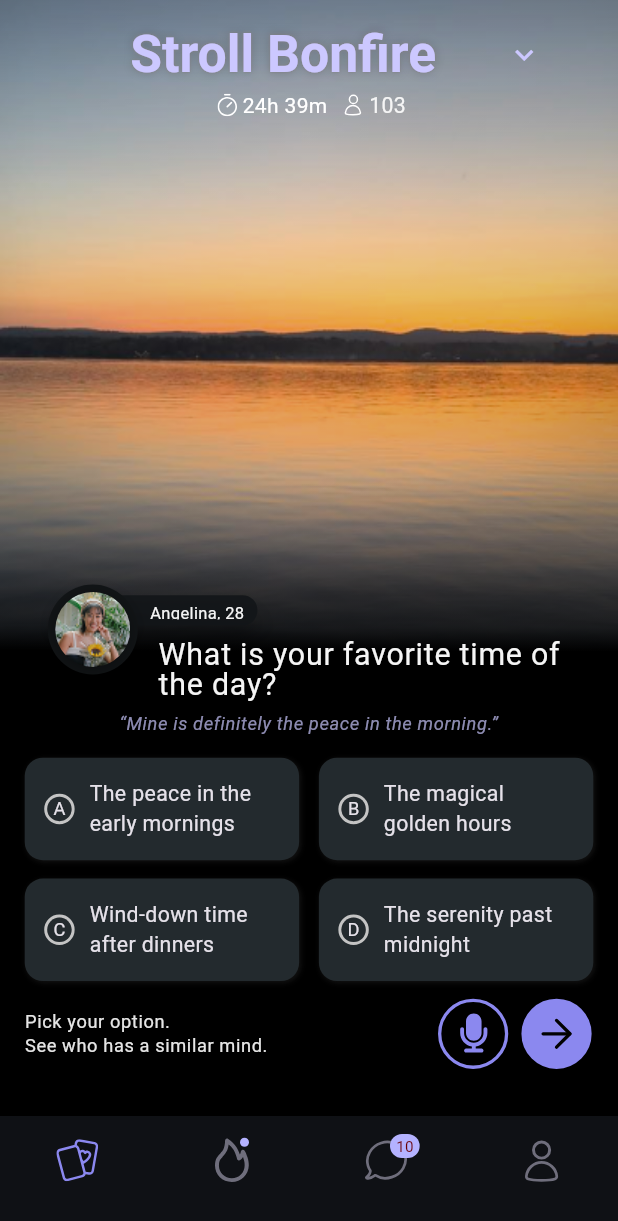
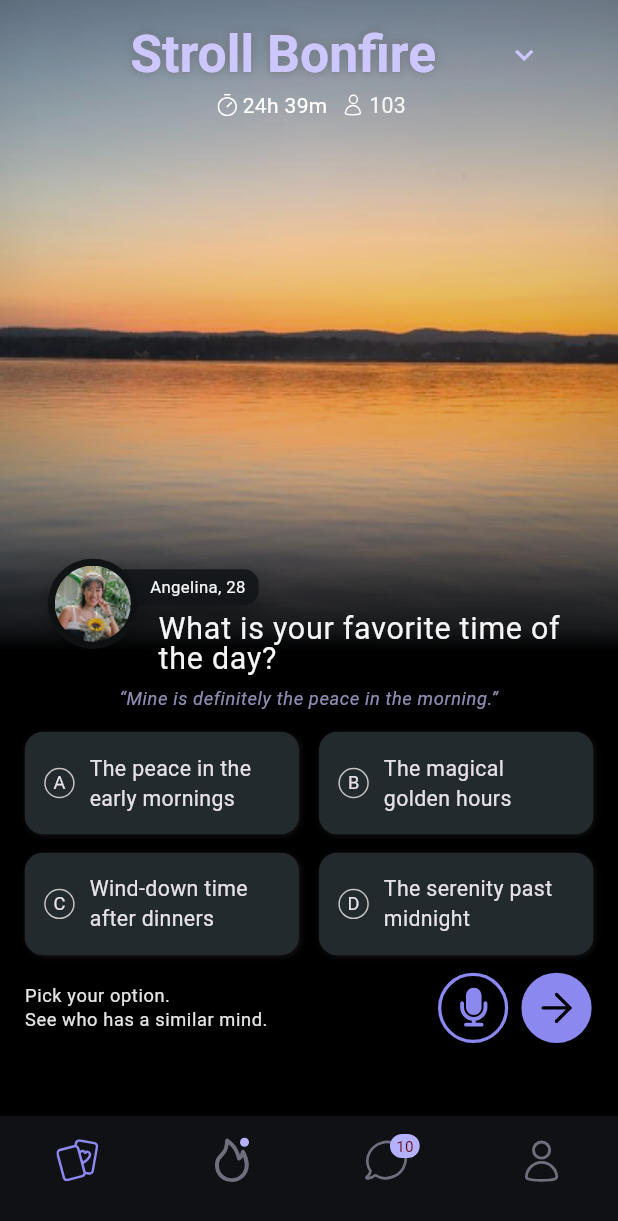
Before and after one commit to aloRanking/stroll_app, a Flutter app: the screen it shows after launch, on a phone screen of 412 x 824 dp. Shown: the top 1221 px of the screen. Run offline on Flutter 3.47's test engine with Material 3 defaults, Android fonts, the phone set to English and light mode, and no system bars; our stand-ins replace device_preview, flutter_screenutil, flutter_svg.

Commit message:
fix: spacing

```diff
--- a/lib/main.dart
+++ b/lib/main.dart
@@ -1,3 +1,5 @@
+import 'package:device_preview/device_preview.dart';
+import 'package:flutter/foundation.dart';
 import 'package:flutter/material.dart';
 import 'package:flutter_screenutil/flutter_screenutil.dart';
 import 'package:stroll/core/theme/app_theme.dart';
@@ -16,10 +18,10 @@ class MyApp extends StatelessWidget {
     return ScreenUtilInit(
         designSize: const Size(375, 812),
         minTextAdapt: true,
-        splitScreenMode: true,
       builder: (_ , child) {
         return MaterialApp(
           title: 'Stroll',
+          debugShowCheckedModeBanner: false,
           theme:AppTheme.darkTheme,
           darkTheme: AppTheme.darkTheme,
           home: child,
--- a/lib/presentation/modules/home/feed_home.dart
+++ b/lib/presentation/modules/home/feed_home.dart
@@ -93,11 +93,13 @@ class _FeedHomeState extends State<FeedHome> {
                   ),
                 ),
               ),
+
+
               Positioned(
-            top: 391.h,
+                top: 374.h,
                 left: 59.w,
                 child: Container(
-              height: 20.h,
+                  //height: 20.h,
                   padding:  EdgeInsets.only(top: 4.h, left: 32.w, right: 8.w, bottom: 4.h),
                   clipBehavior: Clip.antiAlias,
                   decoration: ShapeDecoration(
@@ -121,7 +123,7 @@ class _FeedHomeState extends State<FeedHome> {
                       Text(
                           'Angelina, 28',
                           style: Theme.of(context).textTheme.bodyMedium!.copyWith(
-                          fontSize: 11,
+                              fontSize: 11.sp,
                               color: kWhiteColor
 
 
@@ -131,8 +133,9 @@ class _FeedHomeState extends State<FeedHome> {
                   ),
                 ),
               ),
+
               Positioned(
-top: 384.h,
+                top: 367.h,
                 left: 29.w,
                 child: Container(
                   width: 60,
@@ -145,8 +148,8 @@ top: 384.h,
                     alignment: Alignment.center,
                     children: [
                       Container(
-                    width: 50,
-                    height: 50,
+                        width: 50.h,
+                        height: 50.h,
                         decoration: ShapeDecoration(
                           //color: const Color(0xFFC4C4C4),
                           shape: OvalBorder(),
@@ -168,7 +171,7 @@ top: 384.h,
               ),
               Positioned(
                 left: 96.w,
-            top: 420.h,
+                top: 403.h,
                 child: Column(
                   mainAxisSize: MainAxisSize.min,
                   crossAxisAlignment: CrossAxisAlignment.start,
@@ -189,10 +192,11 @@ top: 384.h,
             ),
           ),
 
-          Positioned(
+          Positioned.fill(
             left: 15.w,
             right: 15.w,
-            top: 469.h,
+            top: 452.h,
+            child: SingleChildScrollView(
               child: Column(
                 children: [
                   SizedBox(
@@ -287,6 +291,7 @@ top: 384.h,
                     )
 
                   ],
+                ),
             ),)
 
 
--- a/lib/presentation/widgets/answer_button.dart
+++ b/lib/presentation/widgets/answer_button.dart
@@ -58,9 +58,9 @@ class AnswerBoxes extends StatelessWidget {
               width: 20.h,
               height: 20.h,
               decoration: BoxDecoration(
-                color: isSelected ? selectedColor : unselectedColor,
+                color: isSelected ? kPrimaryColor : unselectedColor,
                 shape: BoxShape.circle,
-                border: Border.all(color: isSelected ? selectedColor : Color(0xffC4C4C4), width: 2)
+                border: Border.all(color: isSelected ? kPrimaryColor : Color(0xffC4C4C4), width: 1)
               ),
 
               child: Stack(
@@ -71,7 +71,7 @@ class AnswerBoxes extends StatelessWidget {
                 height: 19.h,
                 alignment: Alignment.center,
                 decoration: BoxDecoration(
-                  color: isSelected ? selectedColor : Color(0xff232A2E),
+                  color: isSelected ? kPrimaryColor : Color(0xff232A2E),
                   shape: BoxShape.circle,
                 ),
                   child:Text(option.name,
--- a/pubspec.yaml
+++ b/pubspec.yaml
@@ -32,7 +32,8 @@ dependencies:
     sdk: flutter
   flutter_screenutil: ^5.6.0
   flutter_svg: ^2.0.7
-  intl: ^0.18.1
+  intl: ^0.19.0
+  device_preview: ^1.2.0
 
   # The following adds the Cupertino Icons font to your application.
   # Use with the CupertinoIcons class for iOS style icons.
```
Also changed, not shown: pubspec.lock, 4 other files. Lines whose indentation alone changed are shown as unchanged.
